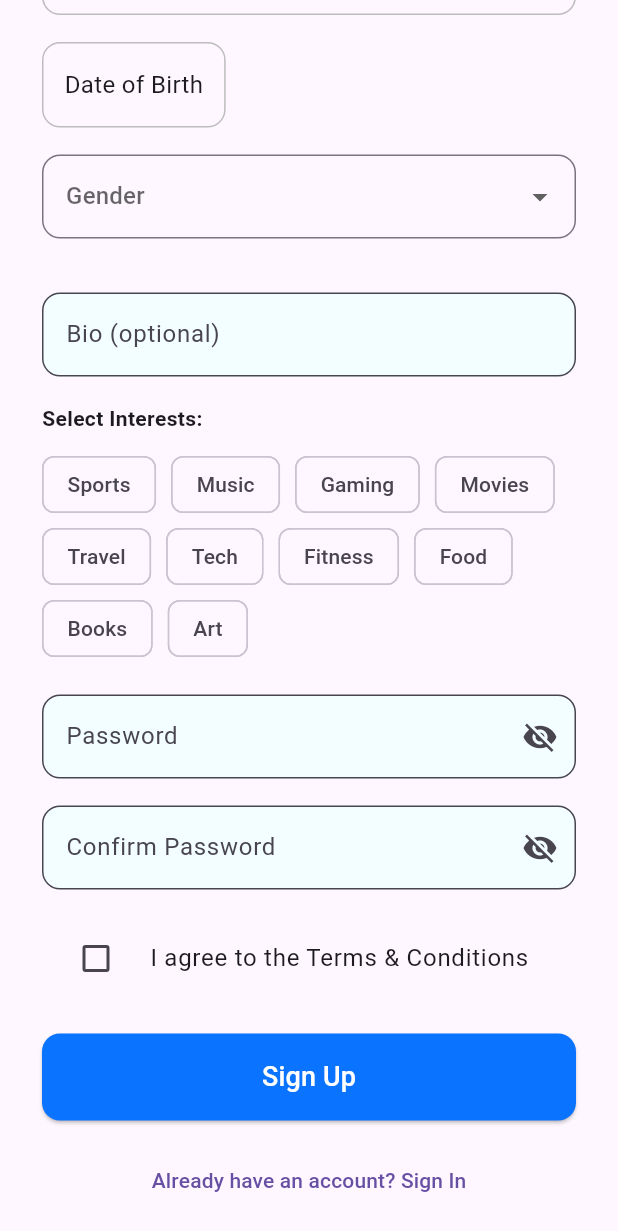
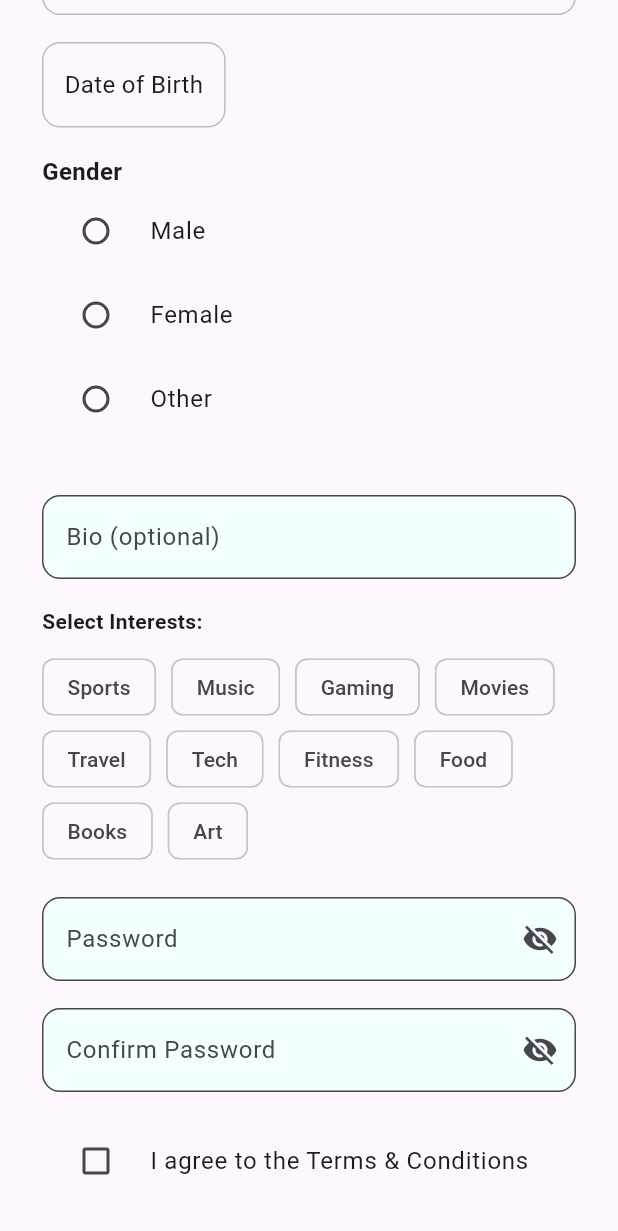
Before and after one commit to npratik0/frendly, a Flutter app: the RegisterScreen screen opened by its route, scrolled down 576 dp, on a phone screen of 412 x 824 dp. Shown: the top 1231 px of the screen. Run offline on Flutter 3.47's test engine with Material 3 defaults, Android fonts, the light colour scheme and no system bars.

Commit message:
Gender radio button added

```diff
--- a/lib/screens/register_screen.dart
+++ b/lib/screens/register_screen.dart
@@ -224,23 +224,44 @@ class _RegisterScreenState extends State<RegisterScreen> {
                     ),
                     const SizedBox(height: 18),
 
-                    /// GENDER DROPDOWN
-                    DropdownButtonFormField<String>(
-                      decoration: InputDecoration(
-                        border: OutlineInputBorder(
-                          borderRadius: BorderRadius.circular(12),
+                    // GENDER RADIO BUTTONS
+                    const Text(
+                      "Gender",
+                      style: TextStyle(
+                        fontWeight: FontWeight.w600,
+                        fontSize: 16,
+                      ),
+                    ),
+
+                    Column(
+                      children: [
+                        RadioListTile<String>(
+                          title: const Text("Male"),
+                          value: "Male",
+                          groupValue: _gender,
+                          onChanged: (value) {
+                            setState(() => _gender = value);
+                          },
                         ),
-                      ),
-                      hint: const Text("Gender"),
-                      value: _gender,
-                      items: ["Male", "Female", "Other"]
-                          .map(
-                            (g) => DropdownMenuItem(value: g, child: Text(g)),
-                          )
-                          .toList(),
-                      onChanged: (v) => setState(() => _gender = v),
-                      validator: (v) => v == null ? "Select gender" : null,
+                        RadioListTile<String>(
+                          title: const Text("Female"),
+                          value: "Female",
+                          groupValue: _gender,
+                          onChanged: (value) {
+                            setState(() => _gender = value);
+                          },
+                        ),
+                        RadioListTile<String>(
+                          title: const Text("Other"),
+                          value: "Other",
+                          groupValue: _gender,
+                          onChanged: (value) {
+                            setState(() => _gender = value);
+                          },
+                        ),
+                      ],
                     ),
+
                     const SizedBox(height: 18),
 
                     const SizedBox(height: 18),
```
